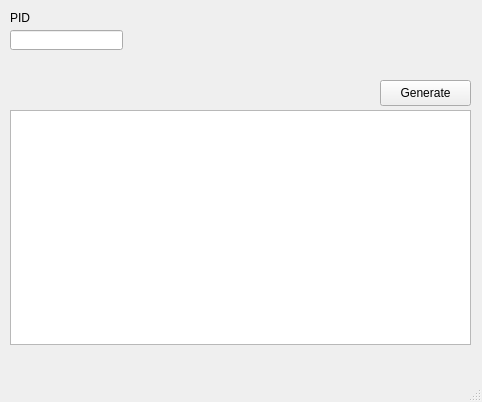
The window that Forms/Gen3/PIDtoIVs.ui (Admiral-Fish/PokeFinder) describes before a commit, drawn with Qt 5.
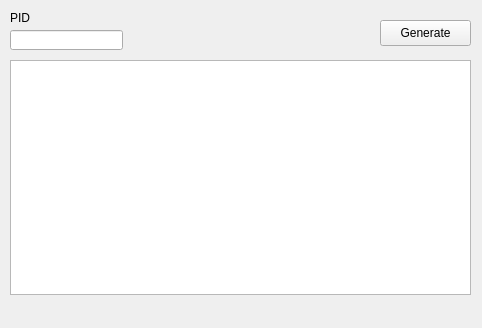
The same window after the commit. Custom widgets are drawn as their Qt base class.

```diff
--- a/Forms/Gen3/PIDtoIVs.ui
+++ b/Forms/Gen3/PIDtoIVs.ui
@@ -7,7 +7,7 @@
     <x>0</x>
     <y>0</y>
     <width>482</width>
-    <height>402</height>
+    <height>328</height>
    </rect>
   </property>
   <property name="windowTitle">
@@ -44,7 +44,7 @@
     <property name="geometry">
      <rect>
       <x>10</x>
-      <y>110</y>
+      <y>60</y>
       <width>461</width>
       <height>235</height>
      </rect>
@@ -81,7 +81,7 @@
     <property name="geometry">
      <rect>
       <x>380</x>
-      <y>80</y>
+      <y>20</y>
       <width>91</width>
       <height>26</height>
      </rect>
@@ -101,7 +101,6 @@
     </rect>
    </property>
   </widget>
-  <widget class="QStatusBar" name="statusbar"/>
  </widget>
  <customwidgets>
   <customwidget>
```
